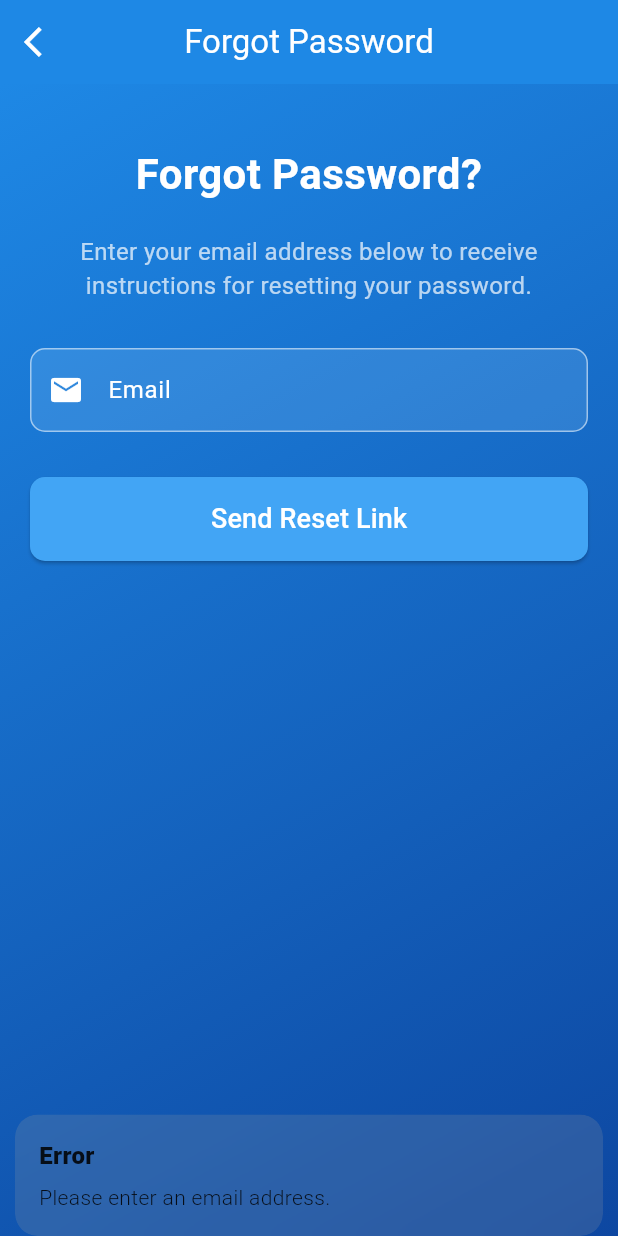
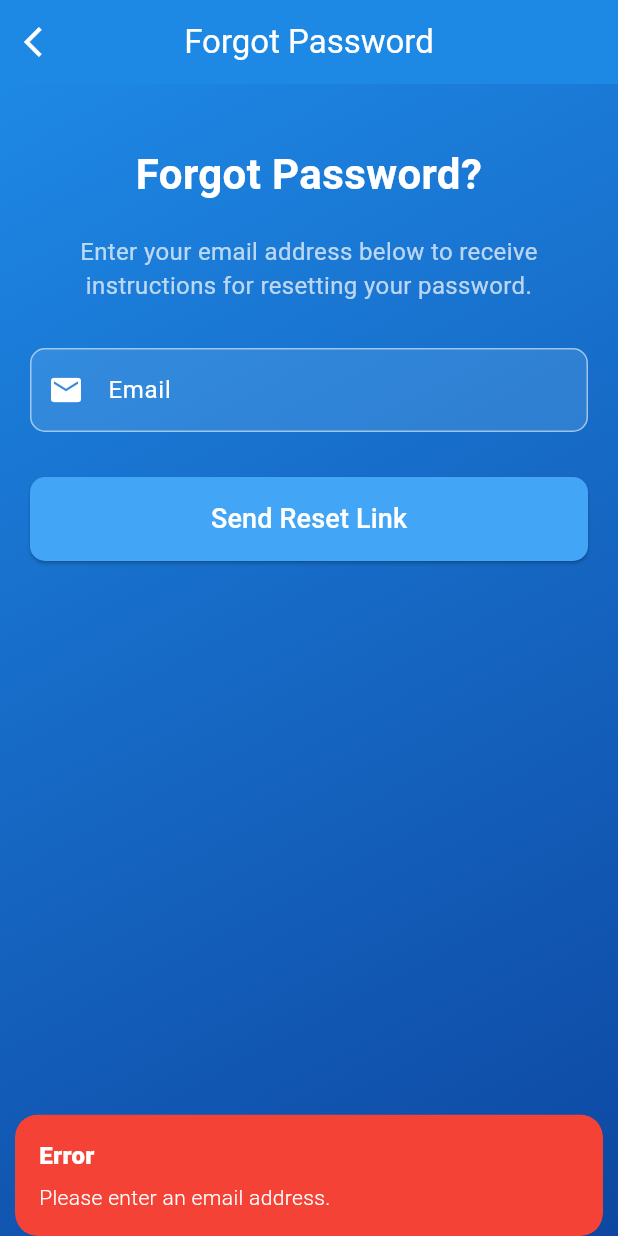
Before and after one commit to Ahad-Khan9076/tech_hunt, a Flutter app: the ForgotPasswordScreen screen opened by its route, after a tap on "Send Reset Link", on a phone screen of 412 x 824 dp. Run offline on Flutter 3.47's test engine with Material 3 defaults, Android fonts, the phone set to English and light mode, and no system bars; our stand-ins replace cloud_firestore, firebase_auth, firebase_core, get; accounts and stored records are empty.

```diff
--- a/lib/screens/forgot_password_screen.dart
+++ b/lib/screens/forgot_password_screen.dart
@@ -1,6 +1,6 @@
+import 'package:firebase_auth/firebase_auth.dart';
 import 'package:flutter/material.dart';
 import 'package:get/get.dart';
-import 'package:firebase_auth/firebase_auth.dart';
 
 class ForgotPasswordScreen extends StatelessWidget {
   final TextEditingController emailController = TextEditingController();
@@ -8,6 +8,11 @@ class ForgotPasswordScreen extends StatelessWidget {
 
   @override
   Widget build(BuildContext context) {
+    // Check if an email was passed as an argument and set it to the emailController
+    if (Get.arguments != null) {
+      emailController.text = Get.arguments as String;
+    }
+
     return Scaffold(
       backgroundColor: Colors.transparent,
       appBar: AppBar(
@@ -66,15 +71,30 @@ class ForgotPasswordScreen extends StatelessWidget {
                     if (email.isNotEmpty) {
                       try {
                         await _auth.sendPasswordResetEmail(email: email);
-                        Get.snackbar('Success', 'Password reset link sent!',
-                            snackPosition: SnackPosition.BOTTOM);
+                        Get.snackbar(
+                          'Success',
+                          'Password reset link sent!',
+                          snackPosition: SnackPosition.BOTTOM,
+                          colorText: Colors.white,
+                          backgroundColor: Colors.green,
+                        );
                       } on FirebaseAuthException catch (e) {
-                        Get.snackbar('Error', e.message ?? 'An error occurred.',
-                            snackPosition: SnackPosition.BOTTOM);
+                        Get.snackbar(
+                          'Error',
+                          e.message ?? 'An error occurred.',
+                          snackPosition: SnackPosition.BOTTOM,
+                          colorText: Colors.white,
+                          backgroundColor: Colors.red,
+                        );
                       }
                     } else {
-                      Get.snackbar('Error', 'Please enter an email address.',
-                          snackPosition: SnackPosition.BOTTOM);
+                      Get.snackbar(
+                        'Error',
+                        'Please enter an email address.',
+                        snackPosition: SnackPosition.BOTTOM,
+                        colorText: Colors.white,
+                        backgroundColor: Colors.red,
+                      );
                     }
                   },
                   style: ElevatedButton.styleFrom(
@@ -93,7 +113,7 @@ class ForgotPasswordScreen extends StatelessWidget {
                   ),
                 ),
                 SizedBox(height: 20),
-                // Back to Login
+                // Back to Login can be added here if needed
               ],
             ),
           ),
```
